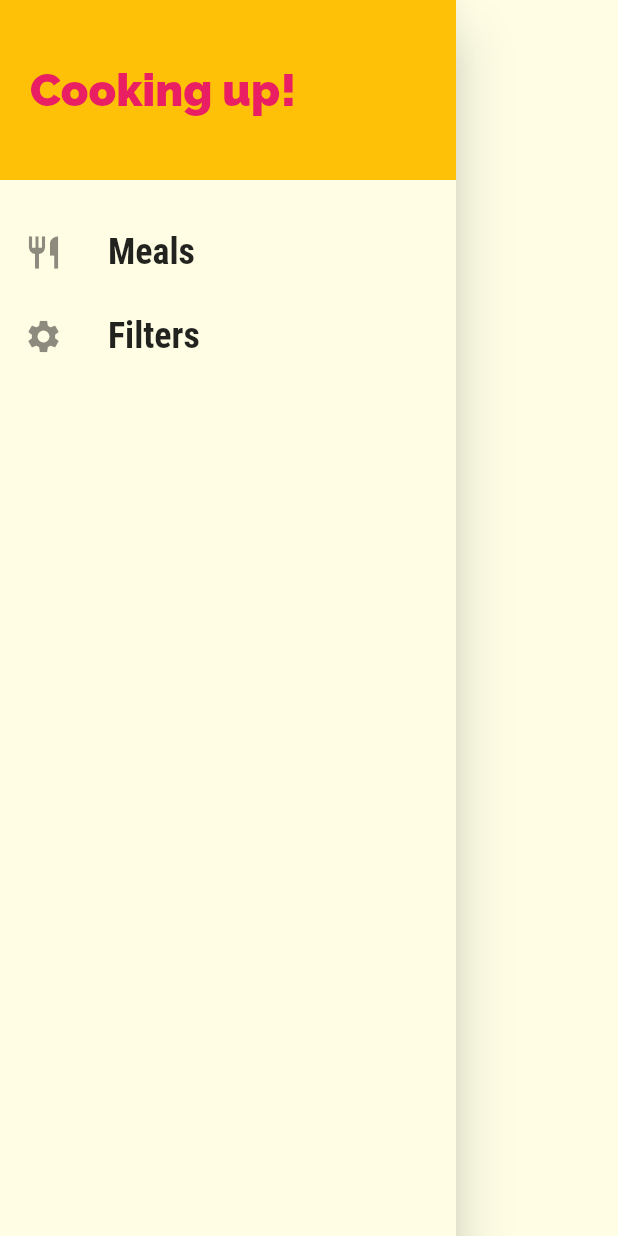
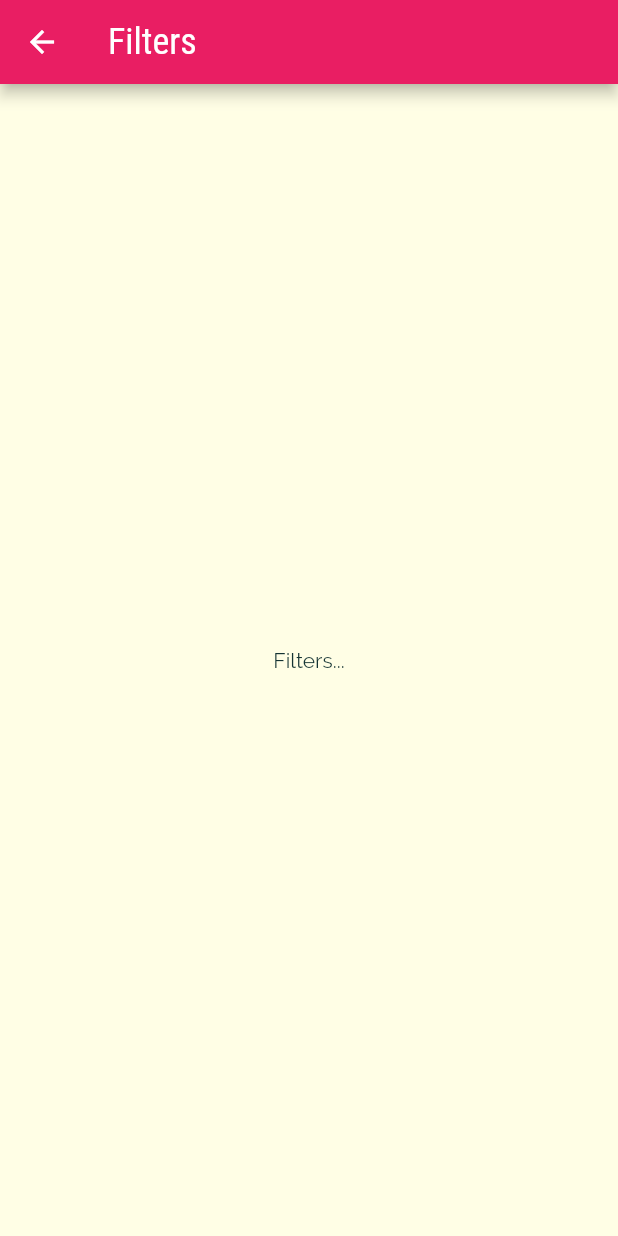
Before and after one commit to arnab/flutter_playground_meals_app, a Flutter app: the MainDrawer widget shown alone on an empty page, opened directly, after a tap on "Filters", on a phone screen of 412 x 824 dp. Run offline on Flutter 3.47's test engine with Material 2 defaults, Android fonts, the phone set to English and light mode, and no system bars.

Commit message:
wire up navigation from drawer to home/filters screens

```diff
--- a/lib/main.dart
+++ b/lib/main.dart
@@ -1,5 +1,6 @@
 import 'package:flutter/foundation.dart';
 import 'package:flutter/material.dart';
+import 'package:flutter_playground_meals_app/widgets/screens/filters_screen.dart';
 import 'package:flutter_playground_meals_app/widgets/screens/show_meal_screen.dart';
 import 'package:flutter_playground_meals_app/widgets/screens/tab_bar_screen.dart';
 
@@ -47,6 +48,7 @@ class MyApp extends StatelessWidget {
         '/': (ctx) => const TabBarScreen(),
         ListMealsScreen.routeName: (ctx) => const ListMealsScreen(),
         ShowMealScreen.routeName: (ctx) => const ShowMealScreen(),
+        FiltersScreen.routeName: (ctx) => const FiltersScreen(),
       },
       onUnknownRoute: (settings) {
         // TODO: Emit metric and errors here
--- a/lib/widgets/main_drawer.dart
+++ b/lib/widgets/main_drawer.dart
@@ -1,4 +1,5 @@
 import 'package:flutter/material.dart';
+import 'package:flutter_playground_meals_app/widgets/screens/filters_screen.dart';
 
 class MainDrawer extends StatelessWidget {
   const MainDrawer({Key? key}) : super(key: key);
@@ -24,14 +25,27 @@ class MainDrawer extends StatelessWidget {
             ),
           ),
           const SizedBox(height: 20),
-          _buildDrawerListItem(Icons.restaurant, 'Meals'),
-          _buildDrawerListItem(Icons.settings, 'Filters'),
+          _buildDrawerListItem(
+            Icons.restaurant,
+            'Meals',
+            () {
+              Navigator.of(context).pushNamed('/');
+            },
+          ),
+          _buildDrawerListItem(
+            Icons.settings,
+            'Filters',
+            () {
+              Navigator.of(context).pushNamed(FiltersScreen.routeName);
+            },
+          ),
         ],
       ),
     );
   }
 
-  Widget _buildDrawerListItem(IconData iconData, String title) {
+  Widget _buildDrawerListItem(
+      IconData iconData, String title, VoidCallback tapHandler) {
     return ListTile(
       leading: Icon(
         iconData,
@@ -45,7 +59,7 @@ class MainDrawer extends StatelessWidget {
           fontWeight: FontWeight.bold,
         ),
       ),
-      onTap: () => {},
+      onTap: tapHandler,
     );
   }
 }
--- /dev/null
+++ b/lib/widgets/screens/filters_screen.dart
@@ -0,0 +1,19 @@
+import 'package:flutter/material.dart';
+
+class FiltersScreen extends StatelessWidget {
+  const FiltersScreen({Key? key}) : super(key: key);
+
+  static const routeName = '/filters';
+
+  @override
+  Widget build(BuildContext context) {
+    return Scaffold(
+      appBar: AppBar(
+        title: const Text('Filters'),
+      ),
+      body: const Center(
+        child: Text('Filters...'),
+      ),
+    );
+  }
+}
```
